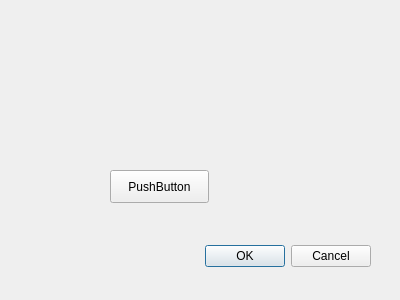
Old version of the form client/groupprofile.ui in the repository AP-projects-4001/jan-ghahve.
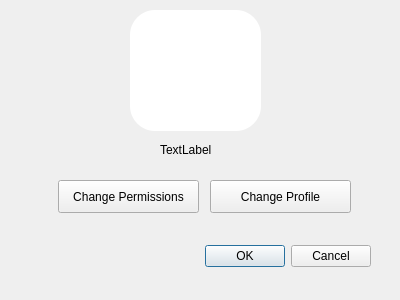
New version of the form.

The edit to the form file:
```diff
--- a/client/groupprofile.ui
+++ b/client/groupprofile.ui
@@ -32,14 +32,63 @@
   <widget class="QPushButton" name="pbn_permission">
    <property name="geometry">
     <rect>
-     <x>110</x>
-     <y>170</y>
-     <width>99</width>
+     <x>58</x>
+     <y>180</y>
+     <width>141</width>
      <height>33</height>
     </rect>
    </property>
    <property name="text">
-    <string>PushButton</string>
+    <string>Change Permissions</string>
+   </property>
+  </widget>
+  <widget class="QPushButton" name="pbn_profile">
+   <property name="enabled">
+    <bool>false</bool>
+   </property>
+   <property name="geometry">
+    <rect>
+     <x>130</x>
+     <y>10</y>
+     <width>131</width>
+     <height>121</height>
+    </rect>
+   </property>
+   <property name="cursor">
+    <cursorShape>PointingHandCursor</cursorShape>
+   </property>
+   <property name="styleSheet">
+    <string notr="true">background-color:white;
+border-radius: 25px;</string>
+   </property>
+   <property name="text">
+    <string/>
+   </property>
+  </widget>
+  <widget class="QLabel" name="lbl_name">
+   <property name="geometry">
+    <rect>
+     <x>160</x>
+     <y>140</y>
+     <width>63</width>
+     <height>20</height>
+    </rect>
+   </property>
+   <property name="text">
+    <string>TextLabel</string>
+   </property>
+  </widget>
+  <widget class="QPushButton" name="pbn_change_image">
+   <property name="geometry">
+    <rect>
+     <x>210</x>
+     <y>180</y>
+     <width>141</width>
+     <height>33</height>
+    </rect>
+   </property>
+   <property name="text">
+    <string>Change Profile</string>
    </property>
   </widget>
  </widget>
```
